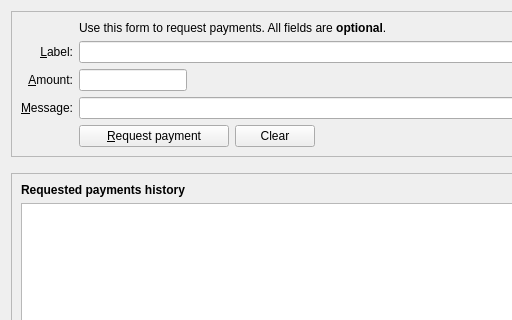
Old version of the form src/qt/forms/receivecoinsdialog.ui in the repository DreamShokk/bagicoin; both pictures show x 0 to 512 and y 0 to 320 of the 776 by 438 pixel window.
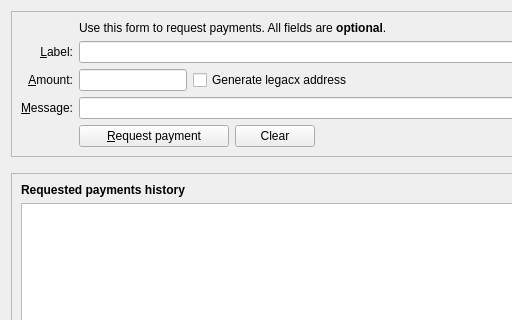
New version of the form. Icons and pictures are not drawn. Custom widgets are drawn as their Qt base class.

Commit message: gui: Generate bech32 addresses by default (take 2, fixup)

Patch:
```diff
--- a/src/qt/forms/receivecoinsdialog.ui
+++ b/src/qt/forms/receivecoinsdialog.ui
@@ -112,6 +112,13 @@
             </property>
            </widget>
           </item>
+          <item>
+           <widget class="QCheckBox" name="useLegacyAddress">
+            <property name="text">
+             <string>Generate legacx address</string>
+            </property>
+           </widget>
+          </item>
           <item>
            <spacer name="horizontalSpacer_3">
             <property name="orientation">
```
The commit also changes 3 other files.
